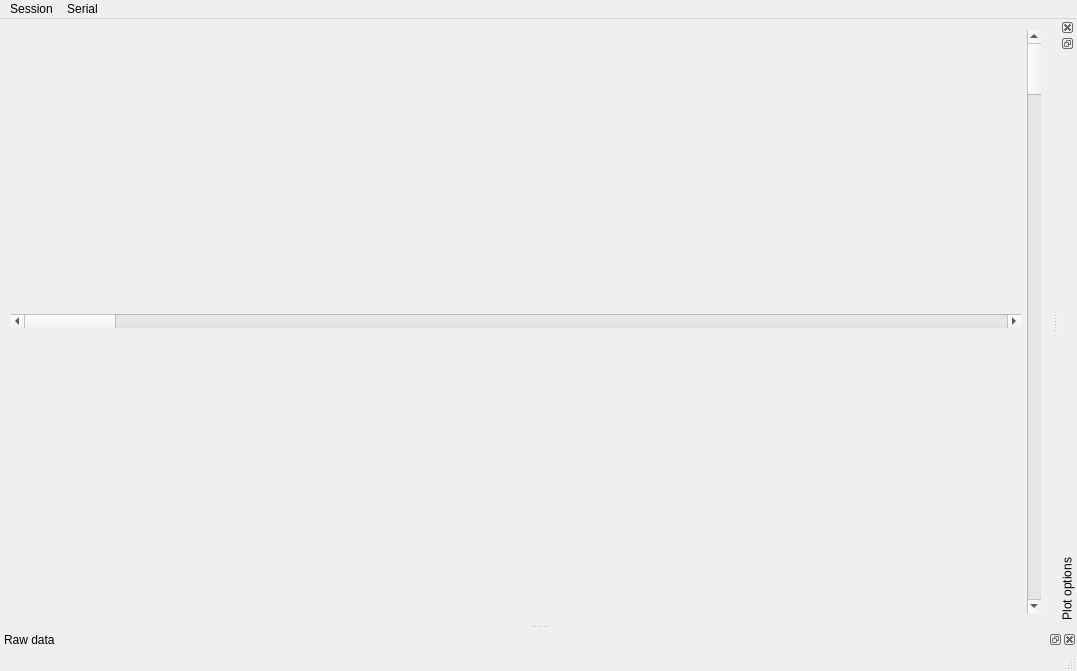
Before: the Qt Designer form RsReadQt/mainwindow.ui in scphamster/RsReadQt, drawn with Qt 5.
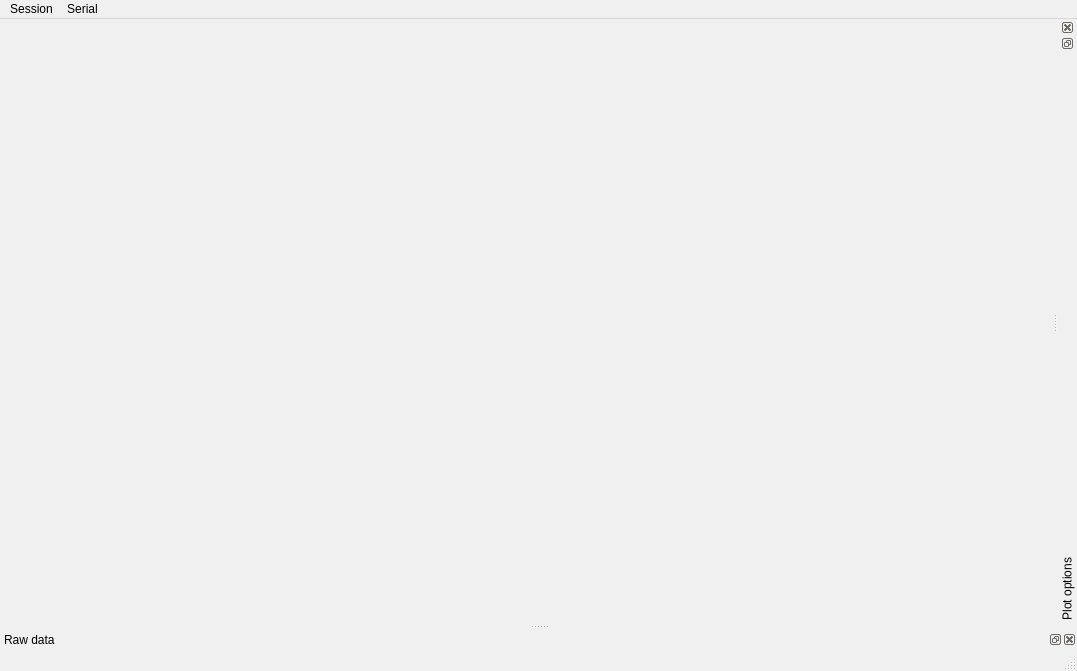
After: the same form once the commit is applied. Icons and pictures are not drawn.

Commit message: horizontal zooming, and scrolling

Patch:
```diff
--- a/RsReadQt/mainwindow.ui
+++ b/RsReadQt/mainwindow.ui
@@ -10,6 +10,421 @@
     <height>671</height>
    </rect>
   </property>
+  <property name="palette">
+   <palette>
+    <active>
+     <colorrole role="WindowText">
+      <brush brushstyle="SolidPattern">
+       <color alpha="255">
+        <red>0</red>
+        <green>0</green>
+        <blue>0</blue>
+       </color>
+      </brush>
+     </colorrole>
+     <colorrole role="Button">
+      <brush brushstyle="SolidPattern">
+       <color alpha="255">
+        <red>223</red>
+        <green>223</green>
+        <blue>223</blue>
+       </color>
+      </brush>
+     </colorrole>
+     <colorrole role="Light">
+      <brush brushstyle="SolidPattern">
+       <color alpha="255">
+        <red>255</red>
+        <green>255</green>
+        <blue>255</blue>
+       </color>
+      </brush>
+     </colorrole>
+     <colorrole role="Midlight">
+      <brush brushstyle="SolidPattern">
+       <color alpha="255">
+        <red>239</red>
+        <green>239</green>
+        <blue>239</blue>
+       </color>
+      </brush>
+     </colorrole>
+     <colorrole role="Dark">
+      <brush brushstyle="SolidPattern">
+       <color alpha="255">
+        <red>111</red>
+        <green>111</green>
+        <blue>111</blue>
+       </color>
+      </brush>
+     </colorrole>
+     <colorrole role="Mid">
+      <brush brushstyle="SolidPattern">
+       <color alpha="255">
+        <red>149</red>
+        <green>149</green>
+        <blue>149</blue>
+       </color>
+      </brush>
+     </colorrole>
+     <colorrole role="Text">
+      <brush brushstyle="SolidPattern">
+       <color alpha="255">
+        <red>0</red>
+        <green>0</green>
+        <blue>0</blue>
+       </color>
+      </brush>
+     </colorrole>
+     <colorrole role="BrightText">
+      <brush brushstyle="SolidPattern">
+       <color alpha="255">
+        <red>255</red>
+        <green>255</green>
+        <blue>255</blue>
+       </color>
+      </brush>
+     </colorrole>
+     <colorrole role="ButtonText">
+      <brush brushstyle="SolidPattern">
+       <color alpha="255">
+        <red>0</red>
+        <green>0</green>
+        <blue>0</blue>
+       </color>
+      </brush>
+     </colorrole>
+     <colorrole role="Base">
+      <brush brushstyle="SolidPattern">
+       <color alpha="255">
+        <red>255</red>
+        <green>255</green>
+        <blue>255</blue>
+       </color>
+      </brush>
+     </colorrole>
+     <colorrole role="Window">
+      <brush brushstyle="SolidPattern">
+       <color alpha="255">
+        <red>223</red>
+        <green>223</green>
+        <blue>223</blue>
+       </color>
+      </brush>
+     </colorrole>
+     <colorrole role="Shadow">
+      <brush brushstyle="SolidPattern">
+       <color alpha="255">
+        <red>0</red>
+        <green>0</green>
+        <blue>0</blue>
+       </color>
+      </brush>
+     </colorrole>
+     <colorrole role="AlternateBase">
+      <brush brushstyle="SolidPattern">
+       <color alpha="255">
+        <red>239</red>
+        <green>239</green>
+        <blue>239</blue>
+       </color>
+      </brush>
+     </colorrole>
+     <colorrole role="ToolTipBase">
+      <brush brushstyle="SolidPattern">
+       <color alpha="255">
+        <red>255</red>
+        <green>255</green>
+        <blue>220</blue>
+       </color>
+      </brush>
+     </colorrole>
+     <colorrole role="ToolTipText">
+      <brush brushstyle="SolidPattern">
+       <color alpha="255">
+        <red>0</red>
+        <green>0</green>
+        <blue>0</blue>
+       </color>
+      </brush>
+     </colorrole>
+    </active>
+    <inactive>
+     <colorrole role="WindowText">
+      <brush brushstyle="SolidPattern">
+       <color alpha="255">
+        <red>0</red>
+        <green>0</green>
+        <blue>0</blue>
+       </color>
+      </brush>
+     </colorrole>
+     <colorrole role="Button">
+      <brush brushstyle="SolidPattern">
+       <color alpha="255">
+        <red>240</red>
+        <green>240</green>
+        <blue>240</blue>
+       </color>
+      </brush>
+     </colorrole>
+     <colorrole role="Light">
+      <brush brushstyle="SolidPattern">
+       <color alpha="255">
+        <red>255</red>
+        <green>255</green>
+        <blue>255</blue>
+       </color>
+      </brush>
+     </colorrole>
+     <colorrole role="Midlight">
+      <brush brushstyle="SolidPattern">
+       <color alpha="255">
+        <red>227</red>
+        <green>227</green>
+        <blue>227</blue>
+       </color>
+      </brush>
+     </colorrole>
+     <colorrole role="Dark">
+      <brush brushstyle="SolidPattern">
+       <color alpha="255">
+        <red>160</red>
+        <green>160</green>
+        <blue>160</blue>
+       </color>
+      </brush>
+     </colorrole>
+     <colorrole role="Mid">
+      <brush brushstyle="SolidPattern">
+       <color alpha="255">
+        <red>160</red>
+        <green>160</green>
+        <blue>160</blue>
+       </color>
+      </brush>
+     </colorrole>
+     <colorrole role="Text">
+      <brush brushstyle="SolidPattern">
+       <color alpha="255">
+        <red>0</red>
+        <green>0</green>
+        <blue>0</blue>
+       </color>
+      </brush>
+     </colorrole>
+     <colorrole role="BrightText">
+      <brush brushstyle="SolidPattern">
+       <color alpha="255">
+        <red>255</red>
+        <green>255</green>
+        <blue>255</blue>
+       </color>
+      </brush>
+     </colorrole>
+     <colorrole role="ButtonText">
+      <brush brushstyle="SolidPattern">
+       <color alpha="255">
+        <red>0</red>
+        <green>0</green>
+        <blue>0</blue>
+       </color>
+      </brush>
+     </colorrole>
+     <colorrole role="Base">
+      <brush brushstyle="SolidPattern">
+       <color alpha="255">
+        <red>255</red>
+        <green>255</green>
+        <blue>255</blue>
+       </color>
+      </brush>
+     </colorrole>
+     <colorrole role="Window">
+      <brush brushstyle="SolidPattern">
+       <color alpha="255">
+        <red>240</red>
+        <green>240</green>
+        <blue>240</blue>
+       </color>
+      </brush>
+     </colorrole>
+     <colorrole role="Shadow">
+      <brush brushstyle="SolidPattern">
+       <color alpha="255">
+        <red>105</red>
+        <green>105</green>
+        <blue>105</blue>
+       </color>
+      </brush>
+     </colorrole>
+     <colorrole role="AlternateBase">
+      <brush brushstyle="SolidPattern">
+       <color alpha="255">
+        <red>245</red>
+        <green>245</green>
+        <blue>245</blue>
+       </color>
+      </brush>
+     </colorrole>
+     <colorrole role="ToolTipBase">
+      <brush brushstyle="SolidPattern">
+       <color alpha="255">
+        <red>255</red>
+        <green>255</green>
+        <blue>220</blue>
+       </color>
+      </brush>
+     </colorrole>
+     <colorrole role="ToolTipText">
+      <brush brushstyle="SolidPattern">
+       <color alpha="255">
+        <red>0</red>
+        <green>0</green>
+        <blue>0</blue>
+       </color>
+      </brush>
+     </colorrole>
+    </inactive>
+    <disabled>
+     <colorrole role="WindowText">
+      <brush brushstyle="SolidPattern">
+       <color alpha="255">
+        <red>111</red>
+        <green>111</green>
+        <blue>111</blue>
+       </color>
+      </brush>
+     </colorrole>
+     <colorrole role="Button">
+      <brush brushstyle="SolidPattern">
+       <color alpha="255">
+        <red>223</red>
+        <green>223</green>
+        <blue>223</blue>
+       </color>
+      </brush>
+     </colorrole>
+     <colorrole role="Light">
+      <brush brushstyle="SolidPattern">
+       <color alpha="255">
+        <red>255</red>
+        <green>255</green>
+        <blue>255</blue>
+       </color>
+      </brush>
+     </colorrole>
+     <colorrole role="Midlight">
+      <brush brushstyle="SolidPattern">
+       <color alpha="255">
+        <red>239</red>
+        <green>239</green>
+        <blue>239</blue>
+       </color>
+      </brush>
+     </colorrole>
+     <colorrole role="Dark">
+      <brush brushstyle="SolidPattern">
+       <color alpha="255">
+        <red>111</red>
+        <green>111</green>
+        <blue>111</blue>
+       </color>
+      </brush>
+     </colorrole>
+     <colorrole role="Mid">
+      <brush brushstyle="SolidPattern">
+       <color alpha="255">
+        <red>149</red>
+        <green>149</green>
+        <blue>149</blue>
+       </color>
+      </brush>
+     </colorrole>
+     <colorrole role="Text">
+      <brush brushstyle="SolidPattern">
+       <color alpha="255">
+        <red>111</red>
+        <green>111</green>
+        <blue>111</blue>
+       </color>
+      </brush>
+     </colorrole>
+     <colorrole role="BrightText">
+      <brush brushstyle="SolidPattern">
+       <color alpha="255">
+        <red>255</red>
+        <green>255</green>
+        <blue>255</blue>
+       </color>
+      </brush>
+     </colorrole>
+     <colorrole role="ButtonText">
+      <brush brushstyle="SolidPattern">
+       <color alpha="255">
+        <red>111</red>
+        <green>111</green>
+        <blue>111</blue>
+       </color>
+      </brush>
+     </colorrole>
+     <colorrole role="Base">
+      <brush brushstyle="SolidPattern">
+       <color alpha="255">
+        <red>223</red>
+        <green>223</green>
+        <blue>223</blue>
+       </color>
+      </brush>
+     </colorrole>
+     <colorrole role="Window">
+      <brush brushstyle="SolidPattern">
+       <color alpha="255">
+        <red>223</red>
+        <green>223</green>
+        <blue>223</blue>
+       </color>
+      </brush>
+     </colorrole>
+     <colorrole role="Shadow">
+      <brush brushstyle="SolidPattern">
+       <color alpha="255">
+        <red>0</red>
+        <green>0</green>
+        <blue>0</blue>
+       </color>
+      </brush>
+     </colorrole>
+     <colorrole role="AlternateBase">
+      <brush brushstyle="SolidPattern">
+       <color alpha="255">
+        <red>245</red>
+        <green>245</green>
+        <blue>245</blue>
+       </color>
+      </brush>
+     </colorrole>
+     <colorrole role="ToolTipBase">
+      <brush brushstyle="SolidPattern">
+       <color alpha="255">
+        <red>255</red>
+        <green>255</green>
+        <blue>220</blue>
+       </color>
+      </brush>
+     </colorrole>
+     <colorrole role="ToolTipText">
+      <brush brushstyle="SolidPattern">
+       <color alpha="255">
+        <red>0</red>
+        <green>0</green>
+        <blue>0</blue>
+       </color>
+      </brush>
+     </colorrole>
+    </disabled>
+   </palette>
+  </property>
   <property name="mouseTracking">
    <bool>false</bool>
   </property>
@@ -31,42 +446,7 @@
    </property>
    <layout class="QHBoxLayout" name="horizontalLayout_2">
     <item>
-     <layout class="QHBoxLayout" name="horizontalLayout">
-      <item>
-       <layout class="QVBoxLayout" name="verticalLayout_2">
-        <property name="spacing">
-         <number>0</number>
-        </property>
-        <item>
-         <widget class="QScrollBar" name="horizontalScrollBar">
-          <property name="value">
-           <number>0</number>
-          </property>
-          <property name="orientation">
-           <enum>Qt::Horizontal</enum>
-          </property>
-          <property name="invertedAppearance">
-           <bool>false</bool>
-          </property>
-          <property name="invertedControls">
-           <bool>true</bool>
-          </property>
-         </widget>
-        </item>
-       </layout>
-      </item>
-      <item>
-       <layout class="QVBoxLayout" name="verticalLayout">
-        <item>
-         <widget class="QScrollBar" name="verticalScrollBar">
-          <property name="orientation">
-           <enum>Qt::Vertical</enum>
-          </property>
-         </widget>
-        </item>
-       </layout>
-      </item>
-     </layout>
+     <layout class="QVBoxLayout" name="verticalLayout"/>
     </item>
    </layout>
   </widget>
```
The commit also changes 9 other files.
